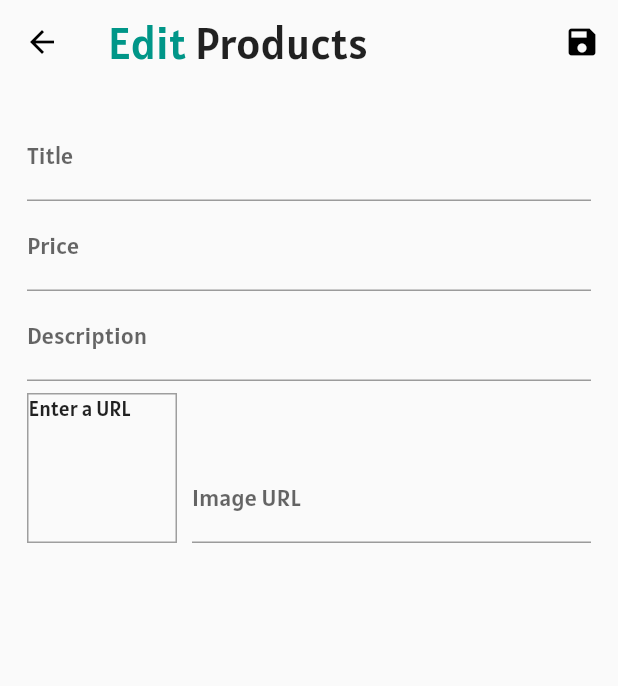
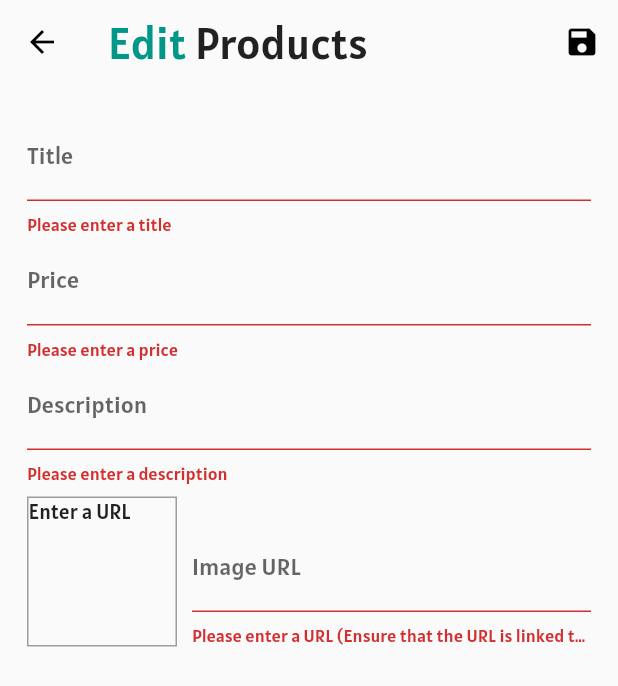
Before and after one commit to ankitsharma99/shop-app, a Flutter app: the EditProductScreen screen opened by its route, after a tap on the "save" icon, on a phone screen of 412 x 824 dp. Shown: the top 686 px of the screen. Run offline on Flutter 3.47's test engine with Material 2 defaults, Android fonts, the phone set to English and light mode, and no system bars; missing offline and left inert: dart:ffi; network calls fail.

Commit message:
Added validations

```diff
--- a/lib/Screens/edit_product_screen.dart
+++ b/lib/Screens/edit_product_screen.dart
@@ -44,6 +44,12 @@ class _EditProductScreenState extends State<EditProductScreen> {
 
   void _updateImageUrl() {
     if (!_imageUrlFocusNode.hasFocus) {
+      if (_imageUrlController.text.isEmpty ||
+          !_imageUrlController.text.startsWith('http') &&
+              !_imageUrlController.text.startsWith('https')) {
+        return;
+      }
+
       setState(() {});
     }
   }
@@ -92,7 +98,9 @@ class _EditProductScreenState extends State<EditProductScreen> {
             icon: Icon(
               Icons.save,
             ),
-            onPressed: () {},
+            onPressed: () {
+              _saveForm();
+            },
           ),
         ],
       ),
@@ -115,7 +123,7 @@ class _EditProductScreenState extends State<EditProductScreen> {
                 },
                 validator: (value) {
                   if (value.isEmpty) {
-                    return 'Please enter a  value';
+                    return 'Please enter a title';
                   }
                   return null;
                 },
@@ -140,6 +148,18 @@ class _EditProductScreenState extends State<EditProductScreen> {
                 onFieldSubmitted: (_) {
                   FocusScope.of(context).requestFocus(_descriptionFocusNode);
                 },
+                validator: (value) {
+                  if (value.isEmpty) {
+                    return 'Please enter a price';
+                  }
+                  if (double.tryParse(value) == null) {
+                    return 'Please enter a valid number.';
+                  }
+                  if (double.parse(value) <= 0) {
+                    return 'Please enter a number greater than 0 (Zero)';
+                  }
+                  return null;
+                },
                 onSaved: (value) {
                   _editedProduct = Product(
                     id: null,
@@ -157,6 +177,15 @@ class _EditProductScreenState extends State<EditProductScreen> {
                 textInputAction: TextInputAction.next,
                 keyboardType: TextInputType.multiline,
                 focusNode: _descriptionFocusNode,
+                validator: (value) {
+                  if (value.isEmpty) {
+                    return 'Please enter a description';
+                  }
+                  if (value.length < 10) {
+                    return 'Description should be atleast 10 letters long';
+                  }
+                  return null;
+                },
                 onSaved: (value) {
                   _editedProduct = Product(
                     id: null,
@@ -190,7 +219,7 @@ class _EditProductScreenState extends State<EditProductScreen> {
                         : FittedBox(
                             child: Image.network(
                               _imageUrlController.text,
-                              fit: BoxFit.cover,
+                              fit: BoxFit.contain,
                             ),
                           ),
                   ),
@@ -203,17 +232,28 @@ class _EditProductScreenState extends State<EditProductScreen> {
                       textInputAction: TextInputAction.done,
                       controller: _imageUrlController,
                       focusNode: _imageUrlFocusNode,
+                      validator: (value) {
+                        if (value.isEmpty) {
+                          return 'Please enter a URL (Ensure that the URL is linked to an image)';
+                        }
+                        if (!value.startsWith('http') &&
+                            !value.startsWith('https')) {
+                          return 'Please enter a valid URL';
+                        }
+
+                        return null;
+                      },
                       onEditingComplete: () {
                         setState(() {});
                       },
                       onFieldSubmitted: (_) => {
-                        _saveForm,
+                        _saveForm(),
                       },
                       onSaved: (value) {
                         _editedProduct = Product(
                           id: null,
                           title: _editedProduct.title,
-                          description: value,
+                          description: _editedProduct.description,
                           price: _editedProduct.price,
                           imageUrl: value,
                         );
```
